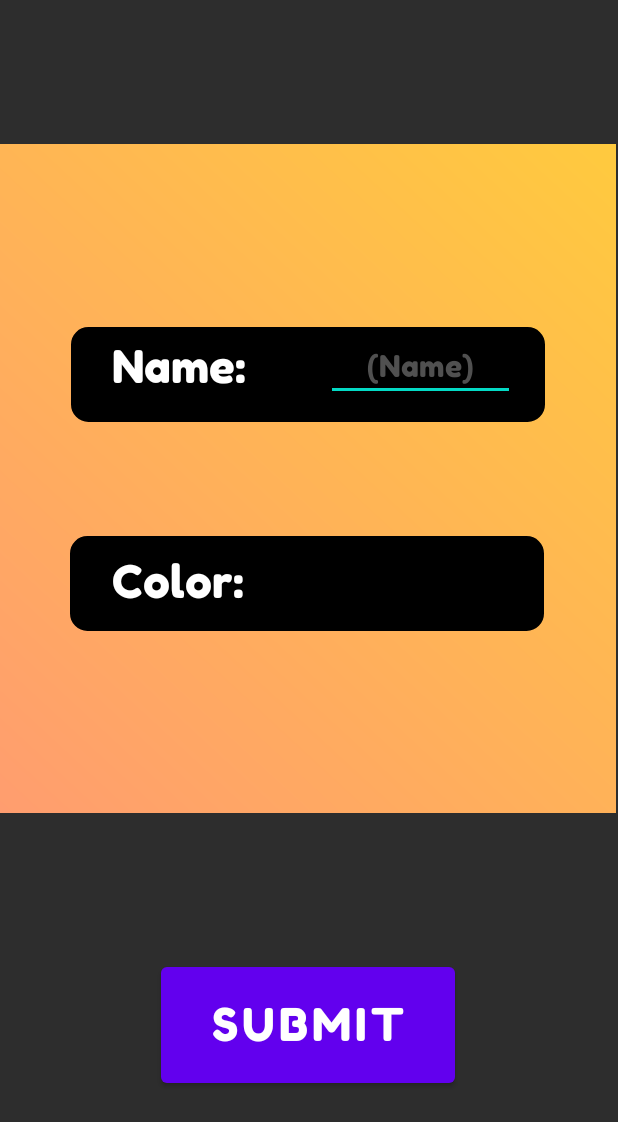
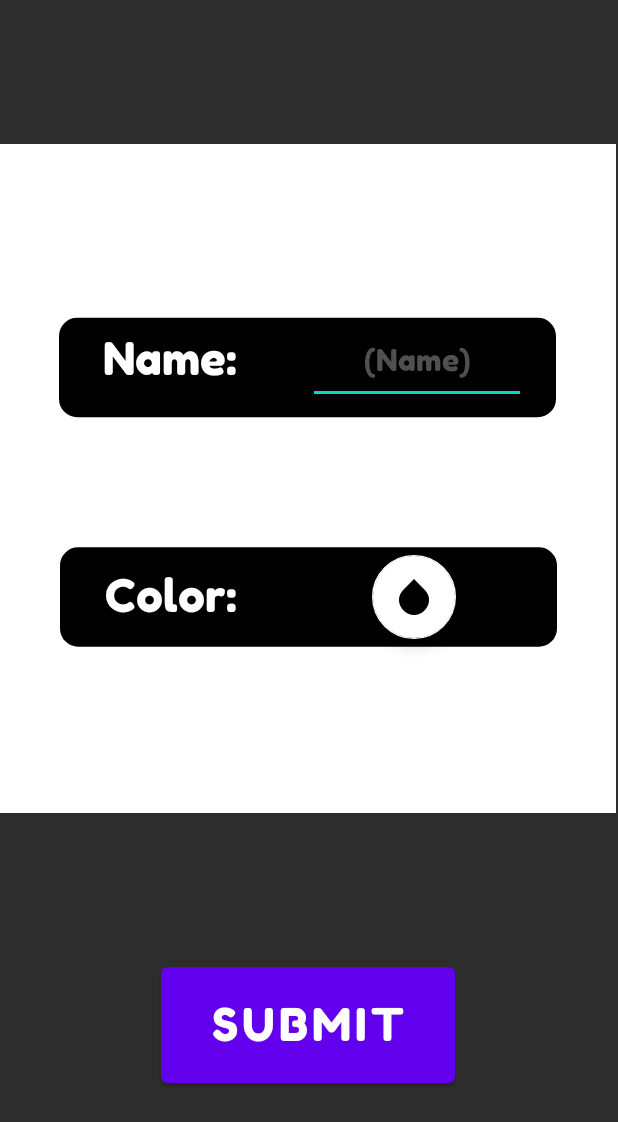
Before and after one commit to edenrosales/TaskManagement, an Android app: the CreateTag screen opened directly, with no data from a screen before it, on a phone screen of 412 x 824 dp. Shown: the top 1122 px of the screen. Run offline under Robolectric (Android 15) with nearby library versions, the phone set to English and light mode, and no system bars; libraries missing offline, so code that uses them is left out: yuku.ambilwarna.

```diff
--- a/app/build.gradle
+++ b/app/build.gradle
@@ -40,7 +40,7 @@ dependencies {
     androidTestImplementation 'androidx.test.ext:junit:1.1.3'
     androidTestImplementation 'androidx.test.espresso:espresso-core:3.4.0'
     def room_version = "2.4.2"
-
+    implementation 'com.github.yukuku:ambilwarna:2.0.1'
     implementation "androidx.room:room-runtime:$room_version"
     annotationProcessor "androidx.room:room-compiler:$room_version"
 }
--- a/app/src/main/java/com/example/taskmanagement/CreateTag.java
+++ b/app/src/main/java/com/example/taskmanagement/CreateTag.java
@@ -1,26 +1,52 @@
 package com.example.taskmanagement;
 
 import androidx.appcompat.app.AppCompatActivity;
+import androidx.constraintlayout.widget.ConstraintLayout;
+import androidx.core.content.ContextCompat;
 
 import android.content.Intent;
 import android.os.Bundle;
 import android.view.View;
 import android.widget.Button;
 import android.widget.EditText;
+import android.widget.FrameLayout;
+import android.widget.ImageView;
 import android.widget.Toast;
+
+import com.google.android.material.floatingactionbutton.FloatingActionButton;
+
+import yuku.ambilwarna.AmbilWarnaDialog;
 
 public class CreateTag extends AppCompatActivity {
 private Button submit;
+private FloatingActionButton colorButton;
 String name;
-String color = null;
+int color;
 EditText nameInput;
+int defaultColor;
+FrameLayout frameLayout;
+ImageView tagColorBackground;
+ConstraintLayout cL;
+
     @Override
     protected void onCreate(Bundle savedInstanceState) {
         super.onCreate(savedInstanceState);
         setContentView(R.layout.activity_create_tag);
         nameInput = (EditText) findViewById(R.id.Create_Tag_Name_Text_Input);
-        //name = nameInput.getText().toString();
-        //showText(name);
+        tagColorBackground = findViewById(R.id.Create_Tag_Block);
+        colorButton = (FloatingActionButton) findViewById(R.id.pick_color);
+        //default color for tags is "#6200EE"
+        //color = "#6200EE";
+
+        defaultColor = ContextCompat.getColor(this, com.google.android.material.R.color.design_default_color_primary);
+        colorButton.setOnClickListener(new View.OnClickListener() {
+            @Override
+            public void onClick(View view) {
+                openColorPicker();
+            }
+        });
+
+
 
 
 
@@ -40,13 +66,27 @@ EditText nameInput;
                         return;
                     }
                 }
-                if(color == null)
-                    MainActivity.taskList.Tags.add(new Tag(name));
-                else
-                    MainActivity.taskList.Tags.add(new Tag(name, color));
+                MainActivity.taskList.Tags.add(new Tag(name, color));
                 openMainView();
             }
         });
+    }
+    //open color picker method
+    public void openColorPicker(){
+        AmbilWarnaDialog ambilWarnaDialog = new AmbilWarnaDialog(this, defaultColor, new AmbilWarnaDialog.OnAmbilWarnaListener() {
+            @Override
+            public void onCancel(AmbilWarnaDialog dialog) {}
+
+            @Override
+            public void onOk(AmbilWarnaDialog dialog, int color) {
+                defaultColor = color;
+                tagColorBackground.setBackgroundColor(defaultColor);
+                color = Integer.valueOf(defaultColor);
+                System.out.println("Value of color is: " + defaultColor);
+
+            }
+        });
+        ambilWarnaDialog.show();
     }
 
     public void openMainView(){
--- a/app/src/main/java/com/example/taskmanagement/MainActivity.java
+++ b/app/src/main/java/com/example/taskmanagement/MainActivity.java
@@ -40,8 +40,8 @@ public class MainActivity extends AppCompatActivity {
         //get the current date
         today = LocalDate.now();
         //10 tasks will be added here
-        Tag t1 = new Tag("S");
-        Tag t2 = new Tag("W");
+        Tag t1 = new Tag("S", R.color.teal_200);
+        Tag t2 = new Tag("W", R.color.white);
         taskList.Tags.add(t1);
         taskList.Tags.add(t2);
         taskList.Tasks.add(new Task("Task 1", "This is the description of Task 1. Must do sub item 1 and 2 of Task 1", t1, 1, 2, 29, 10, 2022, false ));
--- a/app/src/main/java/com/example/taskmanagement/TaskBoxAdapter.java
+++ b/app/src/main/java/com/example/taskmanagement/TaskBoxAdapter.java
@@ -33,7 +33,7 @@ public class TaskBoxAdapter extends ArrayAdapter<Task>  {
         String description = getItem(position).getDescription();
         Integer sT= getItem(position).getStart(); String startTime = sT.toString();
         Integer eT = getItem(position).getEnd(); String endTime = eT.toString();
-
+        getItem(position).associated_tag.getColor();
 
         LayoutInflater layoutInflater = LayoutInflater.from(mContext);
         convertView = layoutInflater.inflate(mResource, parent, false);
@@ -41,6 +41,7 @@ public class TaskBoxAdapter extends ArrayAdapter<Task>  {
         TextView txtDes = convertView.findViewById(R.id.task_list_description);
         TextView txtStart = convertView.findViewById(R.id.task_list_start);
         TextView txtEnd = convertView.findViewById(R.id.task_list_end);
+        convertView.setBackgroundColor(getItem(position).associated_tag.color);
         txtName.setText(name);
         txtDes.setText(description);
         txtStart.setText(startTime);
--- a/app/src/main/res/drawable/gradient_1.xml
+++ b/app/src/main/res/drawable/gradient_1.xml
@@ -1,6 +1,8 @@
 <?xml version="1.0" encoding="utf-8"?>
 <shape xmlns:android="http://schemas.android.com/apk/res/android"
     android:shape="rectangle">
+
+
     <gradient
         android:startColor="#FF9D6F"
         android:endColor="#FFCA3E"
--- a/app/src/main/res/layout/activity_add_task_view.xml
+++ b/app/src/main/res/layout/activity_add_task_view.xml
@@ -35,7 +35,7 @@
         android:layout_marginStart="1dp"
         android:layout_marginEnd="1dp"
         android:layout_marginBottom="1dp"
-        android:backgroundTint="#0027FD"
+        android:backgroundTint="#4C5CB3"
         app:layout_constraintBottom_toBottomOf="parent"
         app:layout_constraintEnd_toEndOf="parent"
         app:layout_constraintHorizontal_bias="1.0"
--- a/app/src/main/res/layout/activity_create_tag.xml
+++ b/app/src/main/res/layout/activity_create_tag.xml
@@ -2,6 +2,7 @@
 <androidx.constraintlayout.widget.ConstraintLayout xmlns:android="http://schemas.android.com/apk/res/android"
     xmlns:app="http://schemas.android.com/apk/res-auto"
     xmlns:tools="http://schemas.android.com/tools"
+    android:id="@+id/Create_tag"
     android:layout_width="match_parent"
     android:layout_height="match_parent"
     android:background="#202020"
@@ -28,6 +29,8 @@
         android:layout_width="413dp"
         android:layout_height="446dp"
         android:layout_marginEnd="1dp"
+        android:background="#00850000"
+        android:backgroundTint="#00E40101"
         app:layout_constraintBottom_toTopOf="@+id/Submit_CreateTag"
         app:layout_constraintEnd_toEndOf="parent"
         app:layout_constraintHorizontal_bias="0.5"
@@ -35,6 +38,7 @@
         app:layout_constraintTop_toTopOf="parent">
 
         <androidx.constraintlayout.widget.ConstraintLayout
+            android:id="@+id/create_tag_background"
             android:layout_width="match_parent"
             android:layout_height="match_parent">
 
@@ -44,6 +48,7 @@
                 android:layout_width="match_parent"
                 android:layout_height="match_parent"
                 android:layout_marginEnd="2dp"
+                android:background="@android:color/white"
                 android:scaleX="1"
                 android:scaleY="1"
                 app:layout_constraintBottom_toBottomOf="parent"
@@ -51,13 +56,12 @@
                 app:layout_constraintHorizontal_bias="0.0"
                 app:layout_constraintStart_toStartOf="parent"
                 app:layout_constraintTop_toTopOf="parent"
-                app:layout_constraintVertical_bias="0.028"
-                app:srcCompat="@drawable/gradient_1" />
+                app:layout_constraintVertical_bias="0.028" />
 
             <ImageView
                 android:id="@+id/Create_Tag_Name"
-                android:layout_width="316dp"
-                android:layout_height="139dp"
+                android:layout_width="331dp"
+                android:layout_height="158dp"
                 android:scaleX="1"
                 android:scaleY="1"
                 app:layout_constraintBottom_toTopOf="@+id/Create_Tag_Color"
@@ -87,8 +91,8 @@
 
             <EditText
                 android:id="@+id/Create_Tag_Name_Text_Input"
-                android:layout_width="126dp"
-                android:layout_height="44dp"
+                android:layout_width="145dp"
+                android:layout_height="57dp"
                 android:fontFamily="@font/fredokaone_regular"
                 android:maxLength="10"
                 android:maxLines="1"
@@ -105,13 +109,13 @@
 
             <ImageView
                 android:id="@+id/Create_Tag_Color"
-                android:layout_width="316dp"
-                android:layout_height="139dp"
+                android:layout_width="331dp"
+                android:layout_height="148dp"
                 android:scaleX="1"
                 android:scaleY="1"
                 app:layout_constraintBottom_toTopOf="@+id/Create_Tag_Block"
                 app:layout_constraintEnd_toEndOf="@+id/Create_Tag_Block"
-                app:layout_constraintHorizontal_bias="0.494"
+                app:layout_constraintHorizontal_bias="0.505"
                 app:layout_constraintStart_toStartOf="parent"
                 app:layout_constraintTop_toBottomOf="@+id/Create_Tag_Name"
                 app:layout_constraintVertical_bias="0.798"
@@ -133,6 +137,19 @@
                 app:layout_constraintTop_toBottomOf="@+id/Create_Tag_Name"
                 app:layout_constraintVertical_bias="0.495" />
 
+            <com.google.android.material.floatingactionbutton.FloatingActionButton
+                android:id="@+id/pick_color"
+                android:layout_width="wrap_content"
+                android:layout_height="wrap_content"
+                android:clickable="true"
+                app:backgroundTint="#FFFFFF"
+                app:layout_constraintBottom_toBottomOf="@+id/Create_Tag_Color"
+                app:layout_constraintEnd_toEndOf="@+id/Create_Tag_Color"
+                app:layout_constraintStart_toEndOf="@+id/Create_Tag_Color_text_input"
+                app:layout_constraintTop_toBottomOf="@+id/Create_Tag_Name"
+                app:srcCompat="?android:attr/textSelectHandle"
+                tools:ignore="SpeakableTextPresentCheck" />
+
 
         </androidx.constraintlayout.widget.ConstraintLayout>
 
--- a/app/src/main/res/layout/activity_main.xml
+++ b/app/src/main/res/layout/activity_main.xml
@@ -30,7 +30,9 @@
                     android:id="@+id/listView"
                     android:layout_width="match_parent"
                     android:layout_height="509dp"
-                    android:divider="@color/black" />
+                    android:divider="@color/black"
+                    android:dividerHeight="1dp"
+                    />
             </LinearLayout>
         </ScrollView>
 
@@ -97,7 +99,7 @@
                 app:layout_constraintBottom_toBottomOf="parent"
                 app:layout_constraintEnd_toEndOf="parent"
                 app:layout_constraintHorizontal_bias="0.5"
-                app:layout_constraintStart_toEndOf="@+id/floatingActionButton"
+                app:layout_constraintStart_toEndOf="@+id/create_Tag_button"
                 app:layout_constraintTop_toTopOf="parent"
                 app:tabMode="scrollable">
 
```
Also changed, not shown: app/src/main/java/com/example/taskmanagement/AddTaskView.java (+8 -1 lines), app/src/main/java/com/example/taskmanagement/Tag.java (+11 -10 lines), app/src/main/res/layout/each_task.xml (+7 -8 lines), 3 other files.
